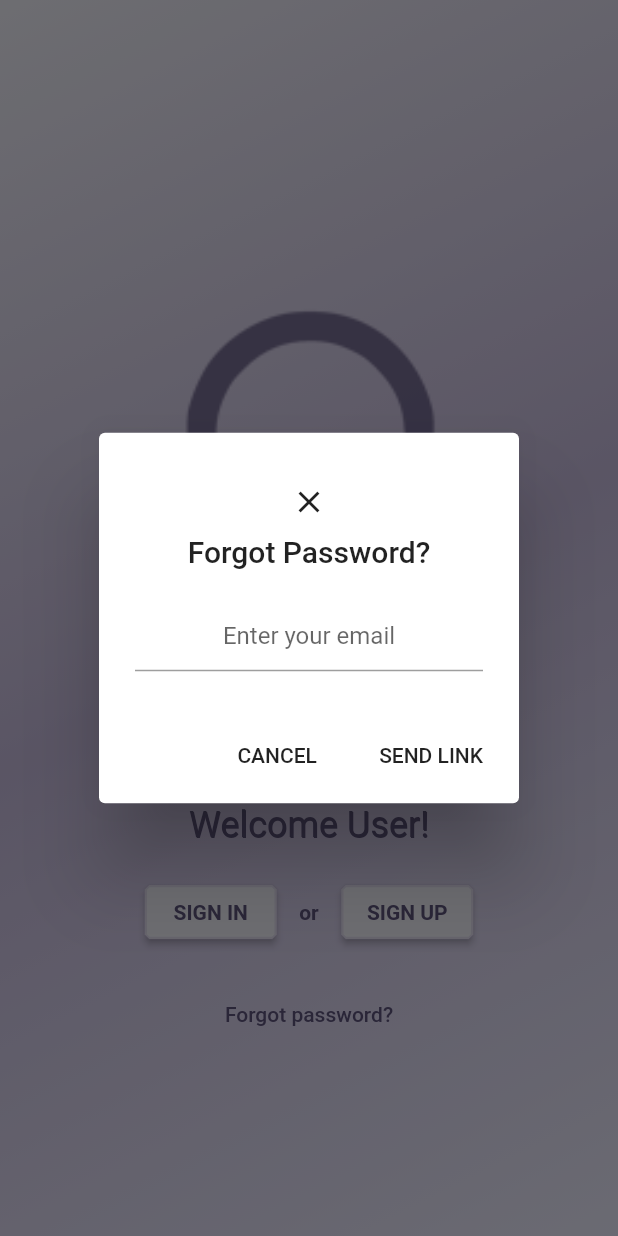
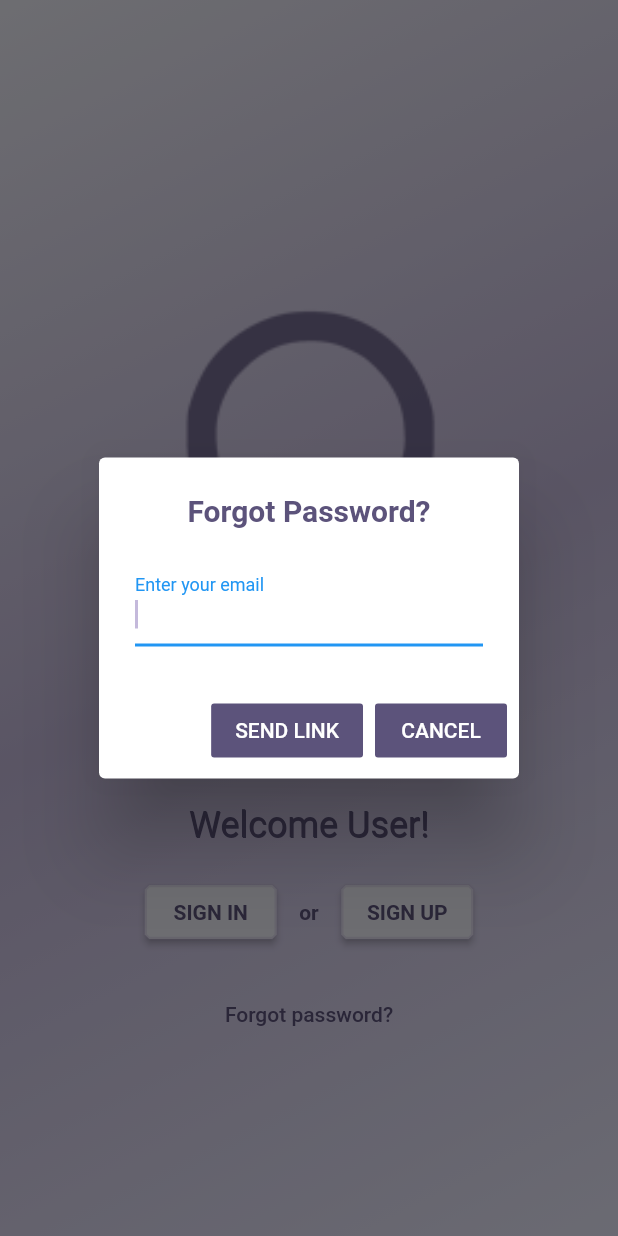
Before and after one commit to nikhiljainlive/Fundoo_Notes_Flutter, a Flutter app: the screen it shows after launch, after a tap on "Forgot password?", on a phone screen of 412 x 824 dp. Run offline on Flutter 3.47's test engine with Material 2 defaults, Android fonts, the light colour scheme and no system bars; our stand-ins replace sqflite, tuple; accounts and stored records are empty.

```diff
--- a/lib/main.dart
+++ b/lib/main.dart
@@ -1,10 +1,11 @@
 import 'package:flutter/material.dart';
 import 'package:flutter/rendering.dart';
+import './util/colors.dart';
 
 import './welcomepage/home.dart';
 
 void main() {
-  debugPaintSizeEnabled = true;
+  // debugPaintSizeEnabled = true;
   runApp(MyApp());
 }
 
@@ -13,10 +14,11 @@ class MyApp extends StatelessWidget {
   Widget build(BuildContext context) {
     var materialApp = MaterialApp(
       title: 'Fundoo Notes',
-      color: Colors.blue,
-      routes: {
-        '/': (context) => Home()
-      },
+      color: primaryColor,
+      theme: ThemeData(
+          accentColor: gradientCenterColor,
+          appBarTheme: AppBarTheme(color: primaryColor)),
+      routes: {'/': (context) => Home()},
       debugShowCheckedModeBanner: false,
     );
     return materialApp;
--- a/lib/util/utils.dart
+++ b/lib/util/utils.dart
@@ -20,3 +20,12 @@ RaisedButton createButton({String textString, Function action}) {
     ),
   );
 }
+
+FlatButton createFlatButton(String text, Function onPressedAction) {
+  return FlatButton(
+    child: Text(text),
+    textColor: Colors.white,
+    onPressed: onPressedAction,
+    color: primaryColor,
+  );
+}
--- a/lib/welcomepage/forgot_password_dialog.dart
+++ b/lib/welcomepage/forgot_password_dialog.dart
@@ -1,4 +1,6 @@
 import 'package:flutter/material.dart';
+import '../util/colors.dart';
+import '../util/utils.dart';
 
 void forgotPasswordSimpleDialog(BuildContext context) {
   showDialog(
@@ -29,41 +31,56 @@ void forgotPasswordSimpleDialog(BuildContext context) {
   );
 }
 
-void forgotPasswordAlertDialog(BuildContext context) {
+// forgot password
+void showforgotPassAlertDialog(BuildContext context) {
   showDialog(
       context: context,
       barrierDismissible: false,
       builder: (context) => AlertDialog(
-            title: Column(
-              children: <Widget>[
-                Container(
-                  width: double.infinity,
-                  padding: EdgeInsets.all(10.0),
-                  child: Icon(Icons.close),
+            title: Center(
+              child: Text(
+                'Forgot Password?',
+                style: TextStyle(
+                  fontWeight: FontWeight.bold,
+                  color: primaryColor,
                 ),
-                Center(child: Text('Forgot Password?')),
-              ],
+              ),
             ),
             content: Container(
-                // padding: EdgeInsets.all(10),
-                child: TextField(
-              textAlign: TextAlign.center,
-              decoration: InputDecoration(
-                  // border: InputBorder.none,
-                  hintText: "Enter your email"),
-            )),
+              child: TextField(
+                // textAlign: TextAlign.center,
+                autofocus: true,
+                cursorColor: gradientCenterColor,
+                keyboardType: TextInputType.emailAddress,
+                decoration: InputDecoration(
+                  hasFloatingPlaceholder: true,
+                  labelText: 'Enter your email',
+                ),
+              ),
+            ),
             actions: <Widget>[
-              FlatButton(
-                child: Text('CANCEL'),
-                onPressed: () {
-                  Navigator.pop(context);
-                },
-              ),
-              FlatButton(
-                child: Text('SEND LINK'),
-                onPressed: () {},
-              )
+              createFlatButton('SEND LINK', () {}),
+              createFlatButton('CANCEL', () => Navigator.pop(context)),
             ],
             semanticLabel: 'Forgot password dialog showing...',
           ));
 }
+
+//  Container(
+//                   // width: double.infinity,
+//                   //padding: EdgeInsets.all(10.0),
+//                   constraints: BoxConstraints(minHeight: 100.0),
+//                   child: Align(
+//                     alignment: Alignment.center,
+//                     child: IconButton(
+//                       icon: Icon(
+//                         Icons.close,
+//                       ),
+//                       color: primaryColor,
+//                       onPressed: () {
+//                         Navigator.pop(context);
+//                       },
+//                       tooltip: 'Close',
+//                     ),
+//                   ),
+//                 ),
--- a/lib/welcomepage/home.dart
+++ b/lib/welcomepage/home.dart
@@ -1,8 +1,10 @@
 import 'package:flutter/material.dart';
-import 'package:fundoo_notes/util/colors.dart';
-import 'package:fundoo_notes/util/utils.dart';
 import 'package:tuple/tuple.dart';
+
+import '../util/colors.dart';
+import '../util/utils.dart';
 import 'forgot_password_dialog.dart';
+import '../welcomepage/sign_up_dialog.dart';
 
 class Home extends StatelessWidget {
   @override
@@ -47,6 +49,7 @@ class _HomePage extends StatelessWidget {
               createButton(
                   textString: 'Sign In',
                   action: () {
+                    // show sign in dialog
                     print('Sign In Pressed');
                   }),
               Padding(
@@ -62,6 +65,8 @@ class _HomePage extends StatelessWidget {
               createButton(
                   textString: 'Sign Up',
                   action: () {
+                    // show sign up dialog
+                    showSignUpAlertDialog(context);
                     print('Sign Up Pressed');
                   })
             ],
@@ -74,9 +79,7 @@ class _HomePage extends StatelessWidget {
               style: TextStyle(color: primaryColor),
             ),
             onPressed: () {
-              // MARK : create dialog
-              forgotPasswordAlertDialog(context);
-              // showDialog(context: context, builder: _sh)
+              showforgotPassAlertDialog(context);
             },
           ),
         )
@@ -94,24 +97,6 @@ Image _welcomeImage(double width, double height) {
     color: primaryColor.withAlpha(200),
   );
 }
-
-// var _forgotPasswordTextButton = FlatButton(
-//   child: Text(
-//     'Forgot password?',
-//     style: TextStyle(color: primaryColor),
-//   ),
-//   onPressed: () {
-//     // showDialog(context: context, builder: _sh)
-//   },
-// );
-
-// unused for now
-// const _showForgotPasswordDialog = Dialog(
-//   child: Center(
-//     child: Text('I am a Dialog'),
-//   ),
-//   backgroundColor: Colors.transparent,
-// );
 
 var _welcomeUserText = Text(
   'Welcome User!',
```
Also changed, not shown: lib/welcomepage/sign_up_dialog.dart (added, +54 -0 lines).
